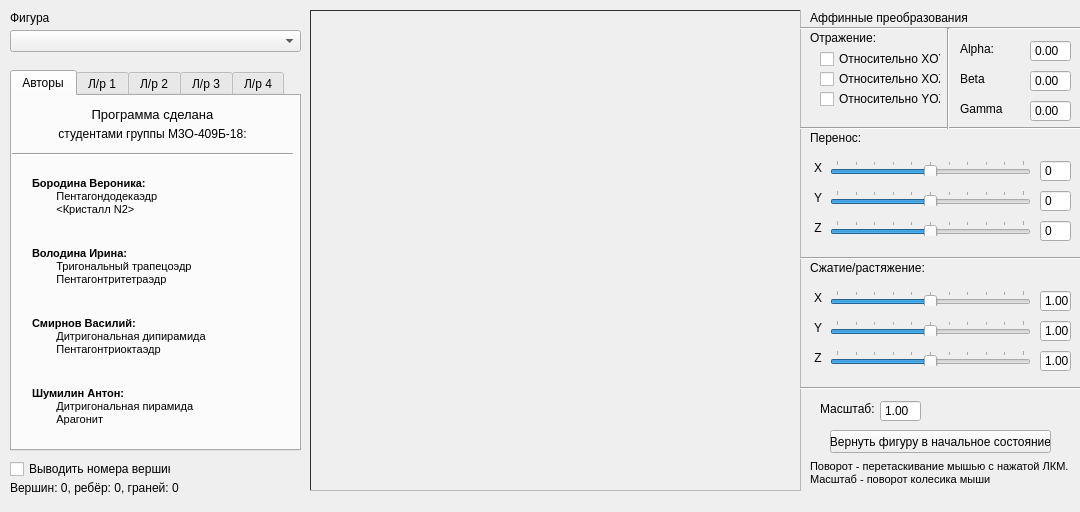
Qt form mainwindow.ui (SmirnuX/crystalls) before a commit.
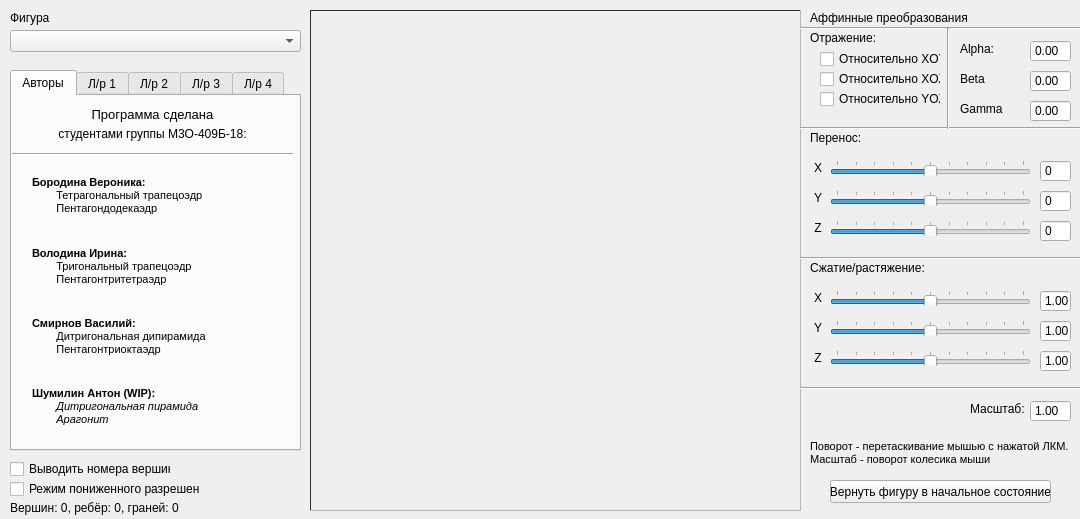
The same form after that commit. The open tabs and pages were chosen to show the change. Custom widgets are drawn as their Qt base class.

Diff of the .ui file:
```diff
--- a/mainwindow.ui
+++ b/mainwindow.ui
@@ -7,7 +7,7 @@
     <x>0</x>
     <y>0</y>
     <width>1080</width>
-    <height>512</height>
+    <height>519</height>
    </rect>
   </property>
   <property name="windowTitle">
@@ -33,7 +33,7 @@
       <x>310</x>
       <y>10</y>
       <width>491</width>
-      <height>481</height>
+      <height>501</height>
      </rect>
     </property>
     <property name="palette">
@@ -280,7 +280,7 @@
        <x>1</x>
        <y>1</y>
        <width>489</width>
-       <height>479</height>
+       <height>501</height>
       </rect>
      </property>
      <property name="palette">
@@ -339,7 +339,7 @@
     <property name="geometry">
      <rect>
       <x>10</x>
-      <y>480</y>
+      <y>500</y>
       <width>291</width>
       <height>16</height>
      </rect>
@@ -743,7 +743,7 @@
     <property name="geometry">
      <rect>
       <x>830</x>
-      <y>430</y>
+      <y>480</y>
       <width>221</width>
       <height>23</height>
      </rect>
@@ -1058,8 +1058,9 @@
 p, li { white-space: pre-wrap; }
 &lt;/style&gt;&lt;/head&gt;&lt;body style=&quot; font-family:'MS Shell Dlg 2'; font-size:8.25pt; font-weight:400; font-style:normal;&quot;&gt;
 &lt;p style=&quot; margin-top:0px; margin-bottom:0px; margin-left:0px; margin-right:0px; -qt-block-indent:0; text-indent:0px;&quot;&gt;&lt;span style=&quot; font-size:8pt; font-weight:600;&quot;&gt;Бородина Вероника:&lt;/span&gt;&lt;/p&gt;
+&lt;p style=&quot; margin-top:0px; margin-bottom:0px; margin-left:0px; margin-right:0px; -qt-block-indent:0; text-indent:0px;&quot;&gt;&lt;span style=&quot; font-size:8pt; font-weight:600;&quot;&gt;        &lt;/span&gt;&lt;span style=&quot; font-size:8pt;&quot;&gt;Тетрагональный трапецоэдр&lt;/span&gt;&lt;/p&gt;
 &lt;p style=&quot; margin-top:0px; margin-bottom:0px; margin-left:0px; margin-right:0px; -qt-block-indent:0; text-indent:0px;&quot;&gt;&lt;span style=&quot; font-size:8pt;&quot;&gt;        Пентагондодекаэдр&lt;/span&gt;&lt;/p&gt;
-&lt;p style=&quot; margin-top:0px; margin-bottom:0px; margin-left:0px; margin-right:0px; -qt-block-indent:0; text-indent:0px;&quot;&gt;&lt;span style=&quot; font-size:8pt;&quot;&gt;        &amp;lt;Кристалл N2&amp;gt;&lt;/span&gt;&lt;/p&gt;&lt;/body&gt;&lt;/html&gt;</string>
+&lt;p style=&quot; margin-top:0px; margin-bottom:0px; margin-left:0px; margin-right:0px; -qt-block-indent:0; text-indent:0px;&quot;&gt;&lt;span style=&quot; font-size:8pt;&quot;&gt;        &lt;/span&gt;&lt;/p&gt;&lt;/body&gt;&lt;/html&gt;</string>
       </property>
      </widget>
      <widget class="QLabel" name="coordsName_16">
@@ -1114,9 +1115,9 @@
 &lt;html&gt;&lt;head&gt;&lt;meta name=&quot;qrichtext&quot; content=&quot;1&quot; /&gt;&lt;style type=&quot;text/css&quot;&gt;
 p, li { white-space: pre-wrap; }
 &lt;/style&gt;&lt;/head&gt;&lt;body style=&quot; font-family:'MS Shell Dlg 2'; font-size:8.25pt; font-weight:400; font-style:normal;&quot;&gt;
-&lt;p style=&quot; margin-top:0px; margin-bottom:0px; margin-left:0px; margin-right:0px; -qt-block-indent:0; text-indent:0px;&quot;&gt;&lt;span style=&quot; font-size:8pt; font-weight:600;&quot;&gt;Шумилин Антон:&lt;/span&gt;&lt;/p&gt;
-&lt;p style=&quot; margin-top:0px; margin-bottom:0px; margin-left:0px; margin-right:0px; -qt-block-indent:0; text-indent:0px;&quot;&gt;&lt;span style=&quot; font-size:8pt;&quot;&gt;        Дитригональная пирамида&lt;/span&gt;&lt;/p&gt;
-&lt;p style=&quot; margin-top:0px; margin-bottom:0px; margin-left:0px; margin-right:0px; -qt-block-indent:0; text-indent:0px;&quot;&gt;&lt;span style=&quot; font-size:8pt;&quot;&gt;        Арагонит&lt;/span&gt;&lt;/p&gt;&lt;/body&gt;&lt;/html&gt;</string>
+&lt;p style=&quot; margin-top:0px; margin-bottom:0px; margin-left:0px; margin-right:0px; -qt-block-indent:0; text-indent:0px;&quot;&gt;&lt;span style=&quot; font-size:8pt; font-weight:600;&quot;&gt;Шумилин Антон (WIP):&lt;/span&gt;&lt;/p&gt;
+&lt;p style=&quot; margin-top:0px; margin-bottom:0px; margin-left:0px; margin-right:0px; -qt-block-indent:0; text-indent:0px;&quot;&gt;&lt;span style=&quot; font-size:8pt;&quot;&gt;        &lt;/span&gt;&lt;span style=&quot; font-size:8pt; font-style:italic;&quot;&gt;Дитригональная пирамида&lt;/span&gt;&lt;/p&gt;
+&lt;p style=&quot; margin-top:0px; margin-bottom:0px; margin-left:0px; margin-right:0px; -qt-block-indent:0; text-indent:0px;&quot;&gt;&lt;span style=&quot; font-size:8pt; font-style:italic;&quot;&gt;        Арагонит&lt;/span&gt;&lt;/p&gt;&lt;/body&gt;&lt;/html&gt;</string>
       </property>
      </widget>
      <widget class="Line" name="line_13">
@@ -3113,7 +3114,7 @@
     </property>
     <property name="geometry">
      <rect>
-      <x>880</x>
+      <x>1030</x>
       <y>400</y>
       <width>41</width>
       <height>22</height>
@@ -3144,7 +3145,7 @@
    <widget class="QLabel" name="label_12">
     <property name="geometry">
      <rect>
-      <x>820</x>
+      <x>970</x>
       <y>400</y>
       <width>61</width>
       <height>16</height>
@@ -3161,7 +3162,7 @@
     <property name="geometry">
      <rect>
       <x>810</x>
-      <y>460</y>
+      <y>440</y>
       <width>261</width>
       <height>31</height>
      </rect>
@@ -3346,6 +3347,19 @@
      <double>0.000000000000000</double>
     </property>
    </widget>
+   <widget class="QCheckBox" name="lowRes">
+    <property name="geometry">
+     <rect>
+      <x>10</x>
+      <y>480</y>
+      <width>191</width>
+      <height>18</height>
+     </rect>
+    </property>
+    <property name="text">
+     <string>Режим пониженного разрешения</string>
+    </property>
+   </widget>
   </widget>
  </widget>
  <layoutdefault spacing="6" margin="11"/>
```
Left out of the diff: 2 changed lines with no effect on the pictures.
